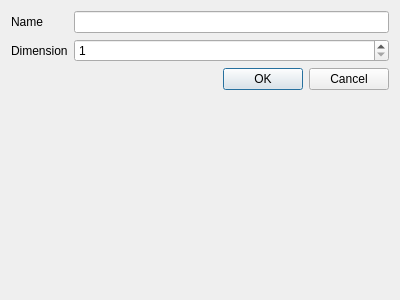
Before: the Qt Designer form buildinginfodialog.ui in vache/BuildingEditor, drawn with Qt 5.
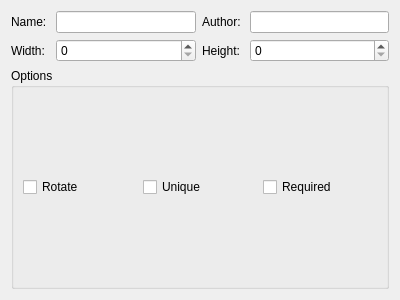
After: the same form once the commit is applied.

Patch:
```diff
--- a/buildinginfodialog.ui
+++ b/buildinginfodialog.ui
@@ -13,42 +13,79 @@
   <property name="windowTitle">
    <string>Dialog</string>
   </property>
-  <layout class="QFormLayout" name="formLayout">
-   <item row="3" column="1">
-    <widget class="QDialogButtonBox" name="buttonBox">
-     <property name="orientation">
-      <enum>Qt::Horizontal</enum>
-     </property>
-     <property name="standardButtons">
-      <set>QDialogButtonBox::Cancel|QDialogButtonBox::Ok</set>
-     </property>
-    </widget>
+  <layout class="QVBoxLayout" name="verticalLayout">
+   <item>
+    <layout class="QGridLayout" name="gridLayout">
+     <item row="0" column="3">
+      <widget class="QLabel" name="label_4">
+       <property name="text">
+        <string>Author: </string>
+       </property>
+      </widget>
+     </item>
+     <item row="0" column="0">
+      <widget class="QLabel" name="label">
+       <property name="text">
+        <string>Name: </string>
+       </property>
+      </widget>
+     </item>
+     <item row="1" column="0">
+      <widget class="QLabel" name="label_2">
+       <property name="text">
+        <string>Width: </string>
+       </property>
+      </widget>
+     </item>
+     <item row="0" column="2">
+      <widget class="QLineEdit" name="lineEdit"/>
+     </item>
+     <item row="0" column="4">
+      <widget class="QLineEdit" name="lineEdit_2"/>
+     </item>
+     <item row="1" column="2">
+      <widget class="QSpinBox" name="spinBox_2"/>
+     </item>
+     <item row="1" column="4">
+      <widget class="QSpinBox" name="spinBox"/>
+     </item>
+     <item row="1" column="3">
+      <widget class="QLabel" name="label_3">
+       <property name="text">
+        <string>Height: </string>
+       </property>
+      </widget>
+     </item>
+    </layout>
    </item>
-   <item row="1" column="1">
-    <widget class="QLineEdit" name="NameLE"/>
-   </item>
-   <item row="1" column="0">
-    <widget class="QLabel" name="label">
-     <property name="text">
-      <string>Name</string>
+   <item>
+    <widget class="QGroupBox" name="groupBox">
+     <property name="title">
+      <string>Options</string>
      </property>
-    </widget>
-   </item>
-   <item row="2" column="1">
-    <widget class="QSpinBox" name="DimensionBox">
-     <property name="minimum">
-      <number>1</number>
-     </property>
-     <property name="maximum">
-      <number>3</number>
-     </property>
-    </widget>
-   </item>
-   <item row="2" column="0">
-    <widget class="QLabel" name="label_2">
-     <property name="text">
-      <string>Dimension</string>
-     </property>
+     <layout class="QGridLayout" name="gridLayout_3">
+      <item row="0" column="0">
+       <widget class="QCheckBox" name="checkBox">
+        <property name="text">
+         <string>Rotate</string>
+        </property>
+       </widget>
+      </item>
+      <item row="0" column="1">
+       <widget class="QCheckBox" name="checkBox_2">
+        <property name="text">
+         <string>Unique</string>
+        </property>
+       </widget>
+      </item>
+      <item row="0" column="2">
+       <widget class="QCheckBox" name="checkBox_3">
+        <property name="text">
+         <string>Required</string>
+        </property>
+       </widget>
+      </item>
+     </layout>
     </widget>
    </item>
   </layout>
```
Left out of the diff: 35 changed lines with no effect on the pictures.
